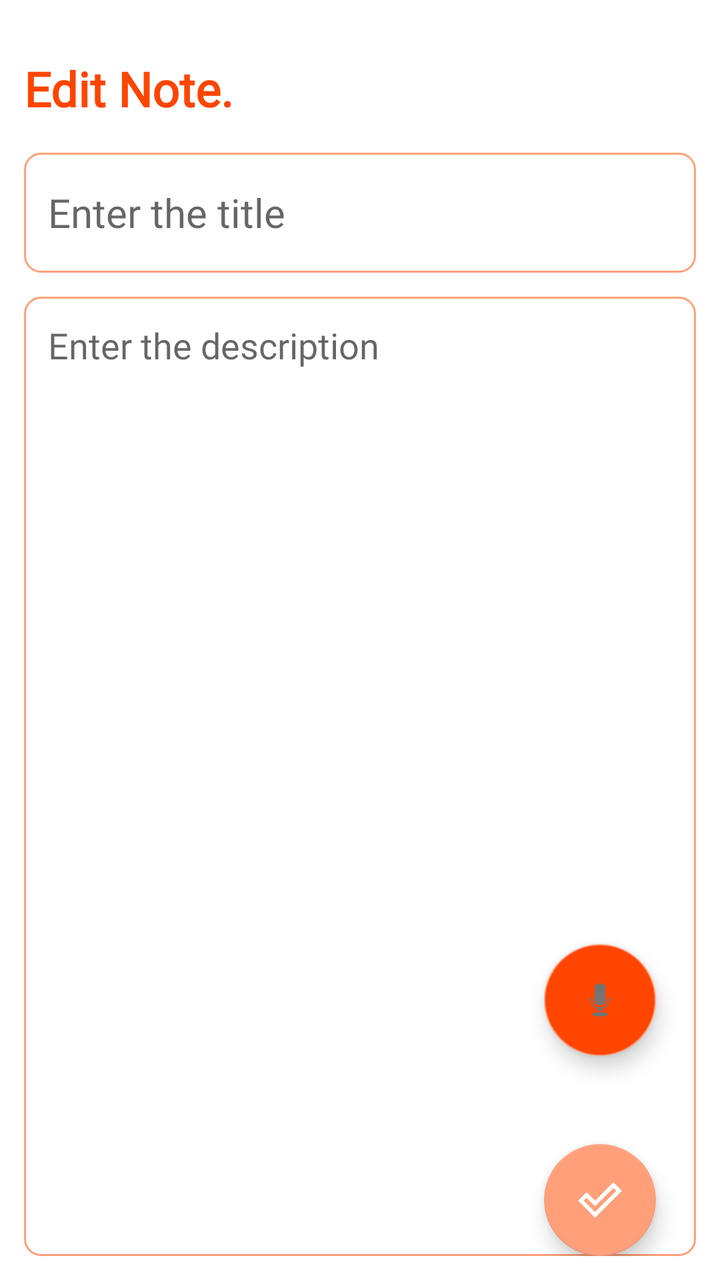
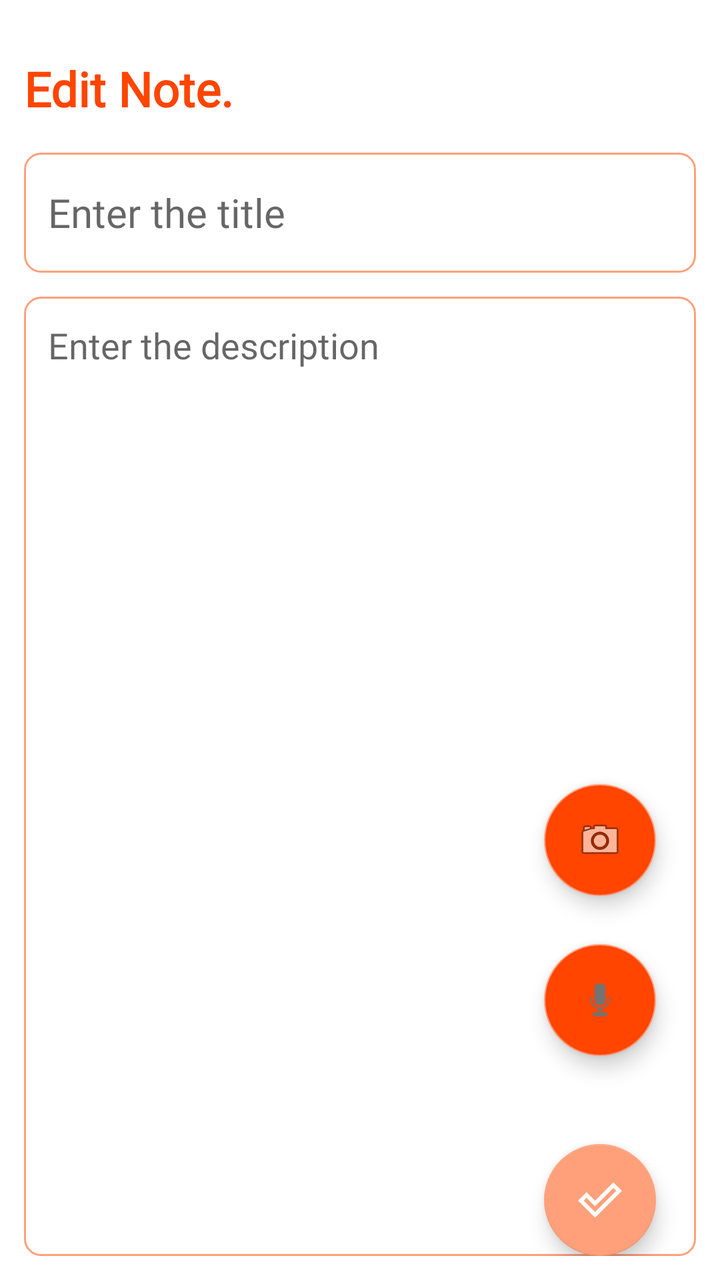

An Android layout rendered at two revisions. The XML below is the earlier revision; the diff shows what the commit changed to produce the second picture.
<!-- AndroidManifest.xml: application theme Theme.NotesTaker -->
<!-- res/layout/fragment_edit_note.xml -->
<?xml version="1.0" encoding="utf-8"?>
<layout xmlns:android="http://schemas.android.com/apk/res/android"
    xmlns:tools="http://schemas.android.com/tools"
    xmlns:app="http://schemas.android.com/apk/res-auto">


    <RelativeLayout
        android:id="@+id/editNoteRoot"
        android:layout_width="match_parent"
        android:layout_height="match_parent"
        android:orientation= "vertical"
        tools:context = ".updateNoteFragment"
        android:padding="12dp">


        <TextView
            android:layout_width="wrap_content"
            android:layout_height="wrap_content"
            android:id="@+id/editNoteHeading"
            android:layout_alignParentTop="true"
            android:layout_marginTop="16dp"
            android:fontFamily="@font/poppins"
            android:text="Edit Note."
            android:textStyle="bold"
            android:textColor="@color/orangeRed"
            android:textSize="24sp"/>

        <EditText
            android:layout_width="match_parent"
            android:layout_height="60dp"
            android:id="@+id/editNoteTitle"
            android:hint="Enter the title"
            android:padding="12dp"
            android:textSize="20sp"
            android:layout_below="@id/editNoteHeading"
            android:background="@drawable/border"
            android:layout_marginTop="16dp"
            android:maxLines="1"
            android:fontFamily="@font/poppins"/>

        <EditText
            android:layout_width="match_parent"
            android:layout_height="match_parent"
            android:id="@+id/editNoteDesc"
            android:hint="Enter the description"
            android:gravity="top"
            android:padding="12dp"
            android:textSize="18dp"
            android:fontFamily="@font/poppins"
            android:background="@drawable/border"
            android:layout_below="@id/editNoteTitle"
            android:layout_marginTop="12dp"/>

        <com.google.android.material.floatingactionbutton.FloatingActionButton
            android:layout_width="wrap_content"
            android:layout_height="wrap_content"
            android:id="@+id/recordFab"
            android:layout_marginEnd="20dp"
            android:layout_marginBottom="100dp"
            android:clickable="true"
            android:backgroundTint="@color/orangeRed"
            android:tintMode="@color/white"
            android:src="@android:drawable/ic_btn_speak_now"
            android:layout_alignParentBottom="true"
            android:layout_alignParentEnd="true"
            android:contentDescription="recordFab"/>

        <com.google.android.material.floatingactionbutton.FloatingActionButton
            android:layout_width="wrap_content"
            android:layout_height="wrap_content"
            android:id="@+id/editNoteFab"
            android:layout_marginEnd="20dp"
            android:clickable="true"
            android:backgroundTint="@color/lightSalmon"
            android:tintMode="@color/white"
            android:src="@drawable/outline_done_outline_24"
            android:layout_alignParentBottom="true"
            android:layout_alignParentEnd="true"
            android:contentDescription="editFab"/>



    </RelativeLayout>




</layout>
<!-- resources referenced by this layout -->
<resources>
  <color name="lightSalmon">#FFA07A</color>
  <color name="orangeRed">#FF4500</color>
  <color name="white">#FFFFFFFF</color>
  <!-- drawable border (drawable) -->
  <?xml version="1.0" encoding="utf-8"?>
  <shape xmlns:android="http://schemas.android.com/apk/res/android"
  
     android:shape="rectangle">
  
      <stroke
          android:color="@color/lightSalmon"
          android:width="1dp"/>
  
      <corners
          android:radius="8dp"/>
  </shape>
  <!-- drawable outline_done_outline_24 (drawable) -->
  <vector xmlns:android="http://schemas.android.com/apk/res/android" android:height="24dp" android:tint="#FFFFFF" android:viewportHeight="960" android:viewportWidth="960" android:width="24dp">
        
      <path android:fillColor="@android:color/white" android:pathData="M381,720L805,296L748,240L380,607L211,437L154,494L381,720ZM381,833L42,494L211,324L381,494L747,127L919,295L381,833Z"/>
      
  </vector>
  <style name="Theme.NotesTaker" parent="Base.Theme.NotesTaker" />
  <style name="Base.Theme.NotesTaker" parent="Theme.MaterialComponents.DayNight.DarkActionBar">
          
           <item name="colorPrimary">@color/lightSalmon</item>
           <item name="colorPrimaryVariant">@color/lightSalmon</item>
           <item name="colorOnPrimary">@color/white</item>
  
          //secondary color
          <item name="colorSecondary">@color/lightSalmon</item>
          <item name="colorSecondaryVariant">@color/lightSalmon</item>
          <item name="colorOnSecondary">@color/black</item>
  
          //status bar color
          <item name="android:statusBarColor">?attr/colorPrimaryVariant</item>
  
      </style>
  <color name="black">#FF000000</color>
</resources>

<!-- the commit's change to res/layout/fragment_edit_note.xml (unified diff, before → after) -->
@@ -68,6 +68,20 @@
         <com.google.android.material.floatingactionbutton.FloatingActionButton
             android:layout_width="wrap_content"
             android:layout_height="wrap_content"
+            android:id="@+id/scanFab"
+            android:layout_marginEnd="20dp"
+            android:layout_marginBottom="180dp"
+            android:clickable="true"
+            android:backgroundTint="@color/orangeRed"
+            android:tintMode="@color/white"
+            android:src="@android:drawable/ic_menu_camera"
+            android:layout_alignParentBottom="true"
+            android:layout_alignParentEnd="true"
+            android:contentDescription="scanFab"/>
+
+        <com.google.android.material.floatingactionbutton.FloatingActionButton
+            android:layout_width="wrap_content"
+            android:layout_height="wrap_content"
             android:id="@+id/editNoteFab"
             android:layout_marginEnd="20dp"
             android:clickable="true"
